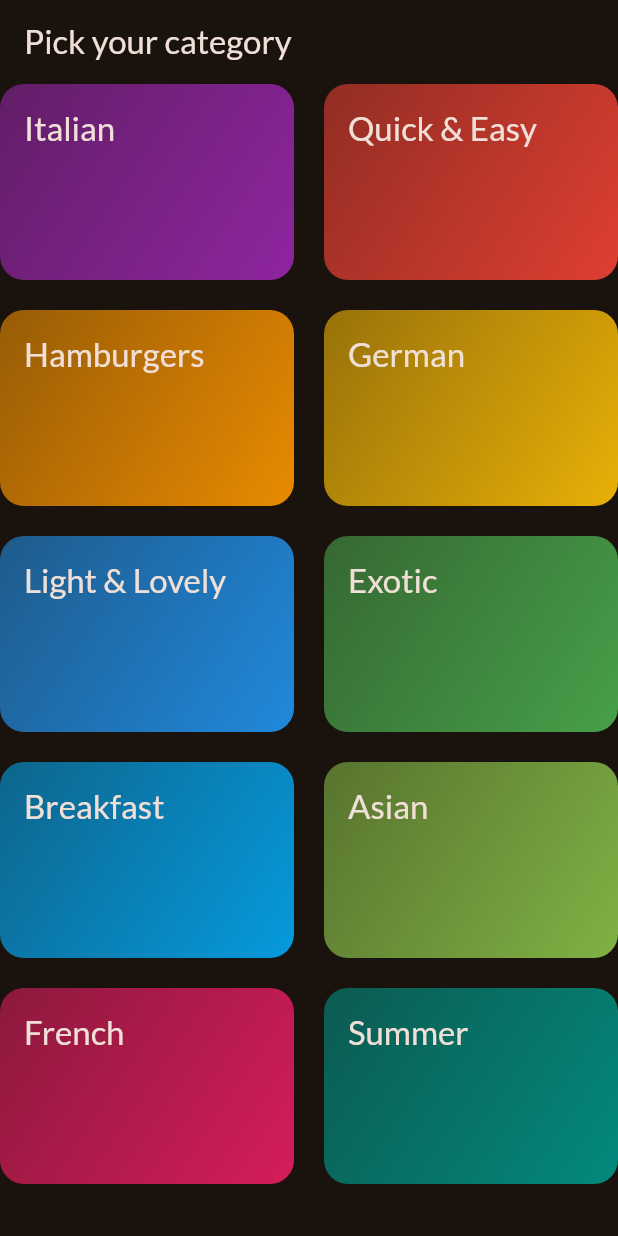
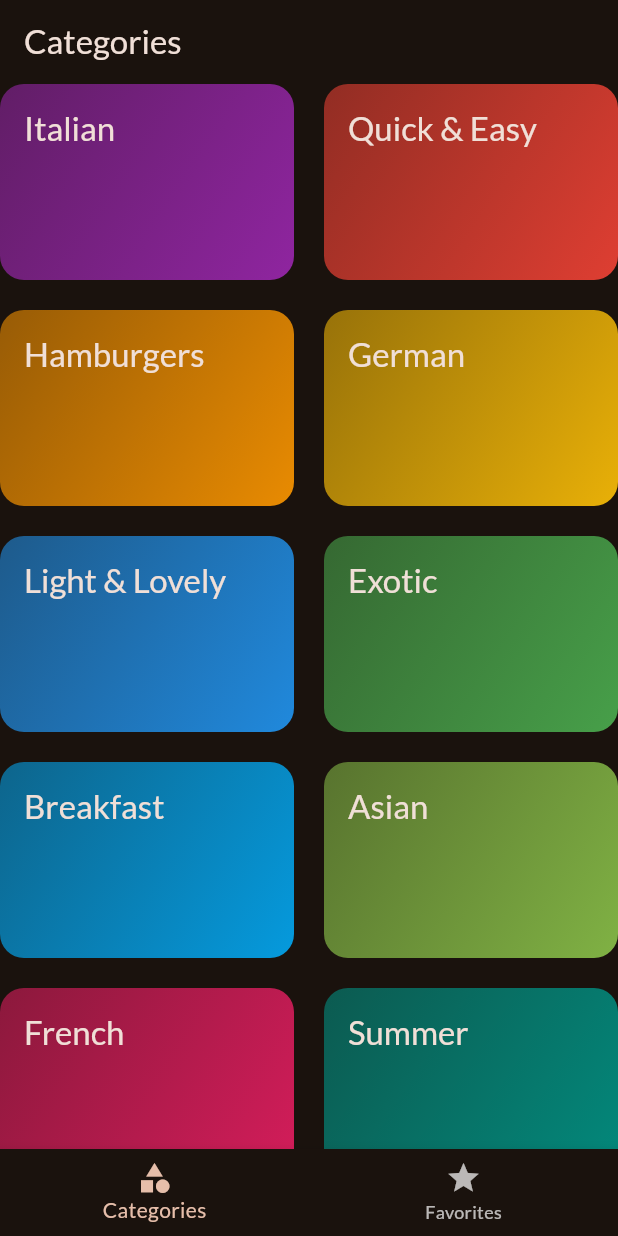
Before and after one commit to mmcdevitt1997/meals, a Flutter app: the screen it shows after launch, on a phone screen of 412 x 824 dp. Run offline on Flutter 3.47's test engine with Material 2 defaults, Android fonts, the phone set to English and light mode, and no system bars; our stand-ins replace google_fonts, transparent_image.

Commit message:
tabs created

```diff
--- a/lib/main.dart
+++ b/lib/main.dart
@@ -2,6 +2,7 @@ import 'package:flutter/material.dart';
 
 import 'package:google_fonts/google_fonts.dart';
 import 'package:meals/screens/categories.dart';
+import 'package:meals/screens/tabs.dart';
 
 
 final theme = ThemeData(
@@ -24,7 +25,7 @@ class App extends StatelessWidget {
   Widget build(BuildContext context) {
     return MaterialApp(
       theme: theme,
-      home: const CategoriesScreen(),
+      home: const TabScreen(),
     );
   }
 }
--- a/lib/screens/categories.dart
+++ b/lib/screens/categories.dart
@@ -1,12 +1,15 @@
 import 'package:flutter/material.dart';
 import 'package:meals/data/dummy_data.dart';
+import 'package:meals/models/meal.dart';
 import 'package:meals/screens/meals.dart';
 import 'package:meals/widgets/category_grid_item.dart';
 
 import 'package:meals/models/category.dart';
 
 class CategoriesScreen extends StatelessWidget {
-  const CategoriesScreen({super.key});
+  const CategoriesScreen({super.key, required this.onToggleFavorite});
+
+  final void Function(Meal meal) onToggleFavorite;
 
   void _selectCategory(BuildContext context, Category category) {
     final filteredMeals = dummyMeals
@@ -17,6 +20,7 @@ class CategoriesScreen extends StatelessWidget {
         builder: (ctx) => MealsScreen(
           title: category.title,
           meals: filteredMeals,
+          onToggleFavorite: onToggleFavorite,
         ),
       ),
     ); // Navigator.push(context, route)
@@ -24,11 +28,7 @@ class CategoriesScreen extends StatelessWidget {
 
   @override
   Widget build(BuildContext context) {
-    return Scaffold(
-      appBar: AppBar(
-        title: const Text('Pick your category'),
-      ),
-      body: GridView(
+    return GridView(
       gridDelegate: const SliverGridDelegateWithFixedCrossAxisCount(
         crossAxisCount: 2,
         childAspectRatio: 1.5,
@@ -44,7 +44,6 @@ class CategoriesScreen extends StatelessWidget {
             },
           )
       ],
-      ),
     );
   }
 }
--- /dev/null
+++ b/lib/screens/tabs.dart
@@ -0,0 +1,65 @@
+import 'package:flutter/material.dart';
+import 'package:meals/models/meal.dart';
+import 'package:meals/screens/categories.dart';
+import 'package:meals/screens/meals.dart';
+
+class TabScreen extends StatefulWidget {
+  const TabScreen({super.key});
+
+  @override
+  State<TabScreen> createState() => _TabScreenState();
+}
+
+class _TabScreenState extends State<TabScreen> {
+  int _selectedPageIndex = 0;
+  final List<Meal> _favoriteMeals = [];
+
+  void _toggleMealFavoritesStatus(Meal meal){
+    final isExisting = _favoriteMeals.contains(meal);
+
+    if(isExisting){
+      setState(() {
+        _favoriteMeals.remove(meal);
+      });
+    } else {
+      setState(() {
+        _favoriteMeals.add(meal);
+      });
+    }
+  }
+
+  void _selectPage(int index) {
+    setState(() {
+      _selectedPageIndex = index;
+    });
+  }
+
+  @override
+  Widget build(BuildContext context) {
+    Widget activePage = CategoriesScreen(onToggleFavorite: _toggleMealFavoritesStatus);
+    var activePageTitle = 'Categories';
+    if (_selectedPageIndex == 1) {
+      activePage =  MealsScreen(meals: [], onToggleFavorite: _toggleMealFavoritesStatus);
+      activePageTitle = 'Favorites';
+    }
+
+    return Scaffold(
+        appBar: AppBar(
+          title: Text(activePageTitle),
+        ),
+        body: activePage,
+        bottomNavigationBar: BottomNavigationBar(
+          onTap: _selectPage,
+          items: const [
+            BottomNavigationBarItem(
+              icon: Icon(Icons.category),
+              label: 'Categories',
+            ),
+            BottomNavigationBarItem(
+              icon: Icon(Icons.star),
+              label: 'Favorites',
+            ),
+          ],
+        ));
+  }
+}
```
Also changed, not shown: lib/screens/meal_details.dart (+10 -1 lines), lib/screens/meals.dart (+10 -3 lines). Lines whose indentation alone changed are shown as unchanged.
